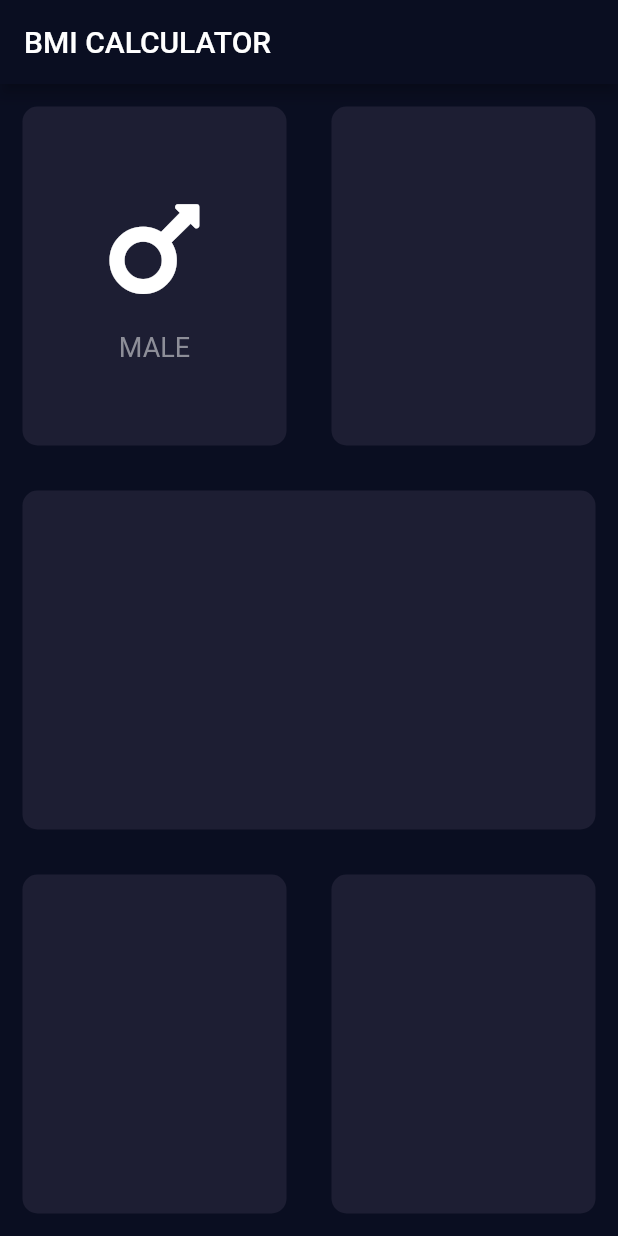
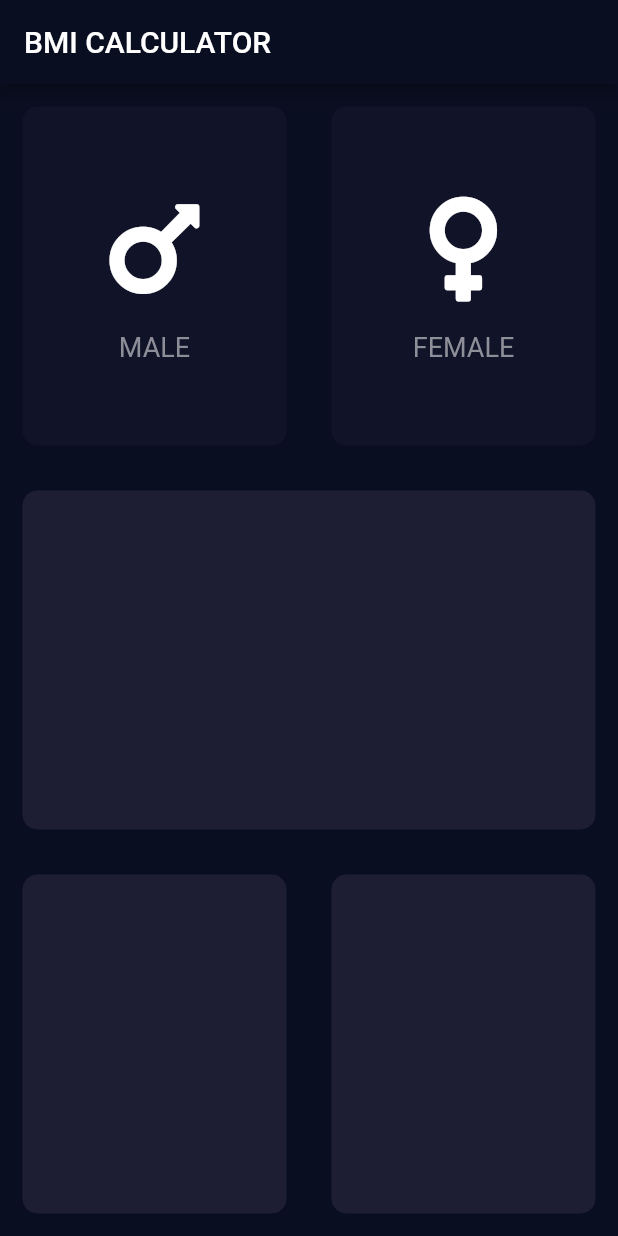
Before and after one commit to asolerp/flutter_icm_calculator, a Flutter app: the screen it shows after launch, on a phone screen of 412 x 824 dp. Run offline on Flutter 3.47's test engine with Material 2 defaults, Android fonts, the phone set to English and light mode, and no system bars; our stand-ins replace font_awesome_flutter.

Commit message:
Added GestureDetector to ReusableCard widget

```diff
--- a/lib/input_page.dart
+++ b/lib/input_page.dart
@@ -1,7 +1,18 @@
 import 'package:flutter/material.dart';
 import 'package:font_awesome_flutter/font_awesome_flutter.dart';
+
 import 'reusable_card.dart';
 import 'sex_card.dart';
+
+const bottomContainerHeight = 80.0;
+const activeCardColour = Color(0xFF1D1E33);
+const inactiveCardColour = Color(0xFF111328);
+const bottomContainerColour = Color(0xFFEB1555);
+
+enum Gender {
+  male,
+  female,
+}
 
 class InputPage extends StatefulWidget {
   @override
@@ -9,6 +20,8 @@ class InputPage extends StatefulWidget {
 }
 
 class _InputPageState extends State<InputPage> {
+  Gender selectedGender;
+
   @override
   Widget build(BuildContext context) {
     return Scaffold(
@@ -22,15 +35,35 @@ class _InputPageState extends State<InputPage> {
                 children: <Widget>[
                   Expanded(
                     child: ReusableCard(
-                      colour: Color(0xFF1d1e33),
+                      onPress: () {
+                        setState(() {
+                          selectedGender = Gender.male;
+                        });
+                      },
+                      colour: selectedGender == Gender.male
+                          ? activeCardColour
+                          : inactiveCardColour,
                       cardChild: SexCard(
-                        icon: Icon(FontAwesomeIcons.mars, size: 80.0),
-                        title: 'MALE',
+                        icon: FontAwesomeIcons.mars,
+                        label: 'MALE',
                       ),
                     ),
                   ),
                   Expanded(
-                    child: ReusableCard(colour: Color(0xFF1d1e33)),
+                    child: ReusableCard(
+                      onPress: () {
+                        setState(() {
+                          selectedGender = Gender.female;
+                        });
+                      },
+                      colour: selectedGender == Gender.female
+                          ? activeCardColour
+                          : inactiveCardColour,
+                      cardChild: SexCard(
+                        icon: FontAwesomeIcons.venus,
+                        label: 'FEMALE',
+                      ),
+                    ),
                   )
                 ],
               ),
@@ -39,7 +72,7 @@ class _InputPageState extends State<InputPage> {
               child: Row(
                 children: <Widget>[
                   Expanded(
-                    child: ReusableCard(colour: Color(0xFF1d1e33)),
+                    child: ReusableCard(colour: activeCardColour),
                   )
                 ],
               ),
@@ -48,10 +81,10 @@ class _InputPageState extends State<InputPage> {
               child: Row(
                 children: <Widget>[
                   Expanded(
-                    child: ReusableCard(colour: Color(0xFF1d1e33)),
+                    child: ReusableCard(colour: activeCardColour),
                   ),
                   Expanded(
-                    child: ReusableCard(colour: Color(0xFF1d1e33)),
+                    child: ReusableCard(colour: activeCardColour),
                   )
                 ],
               ),
--- a/lib/reusable_card.dart
+++ b/lib/reusable_card.dart
@@ -3,18 +3,22 @@ import 'package:flutter/material.dart';
 class ReusableCard extends StatelessWidget {
   final Color colour;
   final Widget cardChild;
+  final Function onPress;
 
-  ReusableCard({this.colour, this.cardChild});
+  ReusableCard({this.colour, this.cardChild, this.onPress});
 
   @override
   Widget build(BuildContext context) {
-    return Container(
-      margin: EdgeInsets.all(15),
-      decoration: BoxDecoration(
-        borderRadius: BorderRadius.circular(10.0),
-        color: colour,
+    return GestureDetector(
+      onTap: onPress,
+      child: Container(
+        margin: EdgeInsets.all(15),
+        decoration: BoxDecoration(
+          borderRadius: BorderRadius.circular(10.0),
+          color: colour,
+        ),
+        child: cardChild,
       ),
-      child: cardChild,
     );
   }
 }
--- a/lib/sex_card.dart
+++ b/lib/sex_card.dart
@@ -1,21 +1,23 @@
 import 'package:flutter/material.dart';
-import 'package:font_awesome_flutter/font_awesome_flutter.dart';
 
 class SexCard extends StatelessWidget {
-  final Icon icon;
-  final String title;
+  final IconData icon;
+  final String label;
 
-  SexCard({@required this.icon, @required this.title});
+  SexCard({@required this.icon, @required this.label});
 
   @override
   Widget build(BuildContext context) {
     return Column(mainAxisAlignment: MainAxisAlignment.center, children: [
-      icon,
+      Icon(
+        icon,
+        size: 80.0,
+      ),
       SizedBox(
         height: 15.0,
       ),
       Text(
-        title,
+        label,
         style: TextStyle(
           fontSize: 18.0,
           color: Color(0xFF8D8E98),
```
Also changed, not shown: 1 other file.
